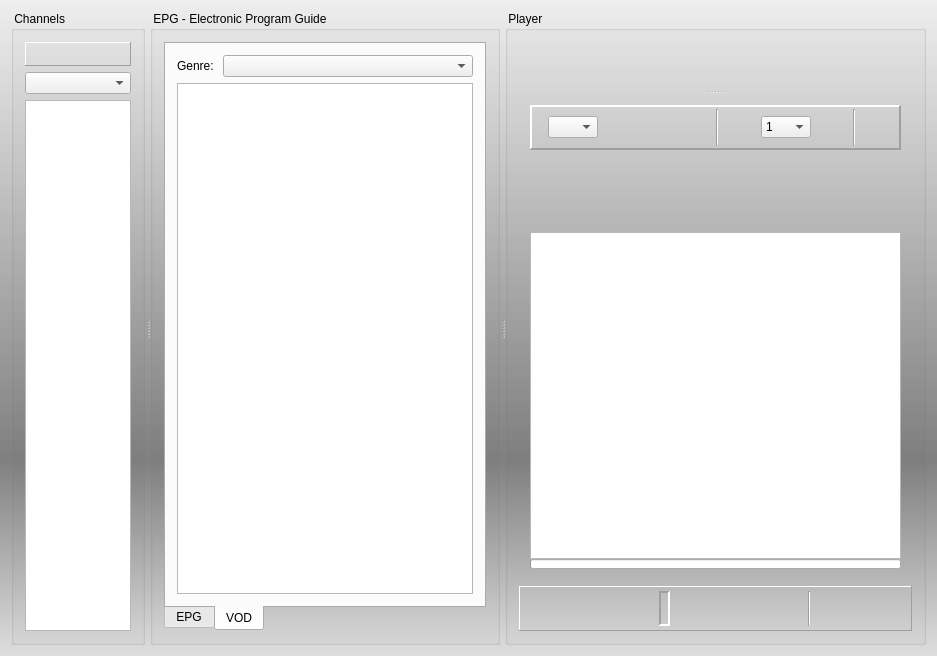
First picture: the form in vlc-record/forms/recorder_inc.ui, repository code-google-com/vlc-record, before the edit.
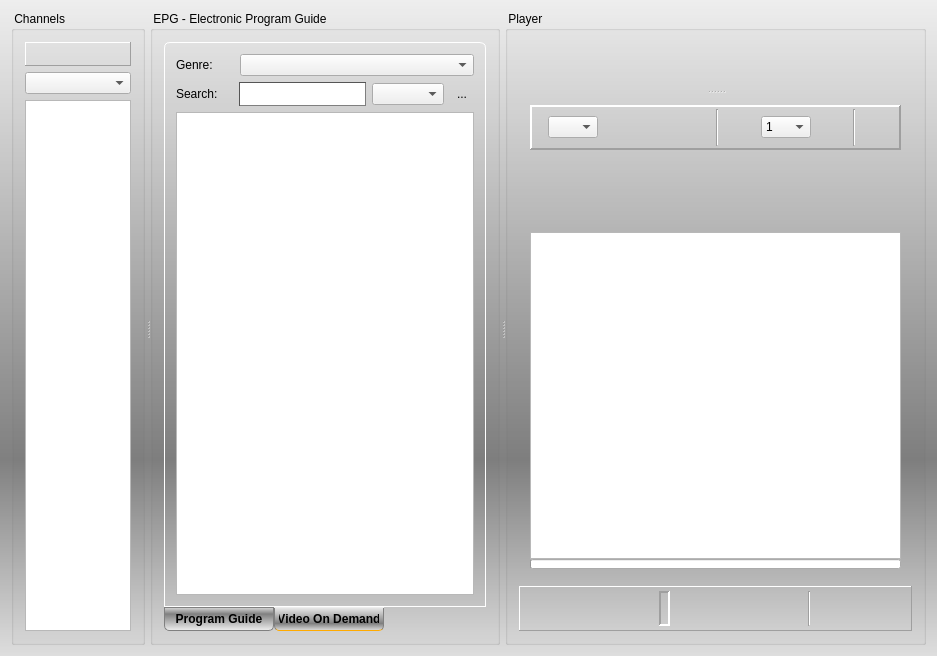
Second picture: the form after the edit. The open tabs and pages were chosen to show the change. Icons and pictures are not drawn. Custom widgets are drawn as their Qt base class.

Commit message: - small style changes - be sure to stop downloader - add search in vodbrowser - add no-file-cache in old module

Diff of the .ui file:
```diff
--- a/vlc-record/forms/recorder_inc.ui
+++ b/vlc-record/forms/recorder_inc.ui
@@ -173,7 +173,36 @@
         <item>
          <widget class="QTabWidget" name="tabEpgVod">
           <property name="styleSheet">
-           <string notr="true"/>
+           <string notr="true">QWidget#tabEpgVod {
+  background-color: transparent;
+}
+
+QTabWidget::pane {
+  border: 1px solid white;
+  border-top-left-radius: 6px;
+  border-top-right-radius: 6px;
+}
+
+QTabBar::tab {
+  background-color: qlineargradient(spread:pad, x1:1, y1:1, x2:1, y2:0, stop:0 #eee, stop:0.7 grey, stop:1 #dedede);
+  border: 1px solid gray;
+  border-bottom-left-radius: 5px;
+  border-bottom-right-radius: 5px;
+  min-width: 100px;
+  padding: 4px;
+  font: bold;
+}
+
+QTabBar::tab:selected {
+  background-color: qlineargradient(spread:pad, x1:0, y1:0, x2:0, y2:1, stop:0 #eee, stop:0.7 grey, stop:1 #dedede);
+  border-top-color: #eee;
+  border-bottom-color: #fa0;
+}
+
+QTabBar::tab:hover {
+  border-top-color: #eee;
+}
+</string>
           </property>
           <property name="tabPosition">
            <enum>QTabWidget::South</enum>
@@ -186,7 +215,7 @@
             <string notr="true"/>
            </property>
            <attribute name="title">
-            <string>EPG</string>
+            <string>Program Guide</string>
            </attribute>
            <layout class="QVBoxLayout" name="verticalLayout_6">
             <property name="spacing">
@@ -546,11 +575,11 @@
             <string notr="true"/>
            </property>
            <attribute name="title">
-            <string>VOD</string>
+            <string>Video On Demand</string>
            </attribute>
            <layout class="QVBoxLayout" name="verticalLayout_7">
             <item>
-             <layout class="QHBoxLayout" name="hLayoutGenre" stretch="1,9">
+             <layout class="QHBoxLayout" name="horizontalLayout_7" stretch="2,8">
               <item>
                <widget class="QLabel" name="labGenre">
                 <property name="text">
@@ -563,6 +592,70 @@
               </item>
              </layout>
             </item>
+            <item>
+             <layout class="QHBoxLayout" name="horizontalLayout_6" stretch="20,45,25,10">
+              <item>
+               <widget class="QLabel" name="labVodSearch">
+                <property name="styleSheet">
+                 <string notr="true">QLabel#labSearch {
+font-weight: bold;
+color: white;
+}</string>
+                </property>
+                <property name="text">
+                 <string>Search: </string>
+                </property>
+               </widget>
+              </item>
+              <item>
+               <widget class="QLineEdit" name="lineVodSearch">
+                <property name="minimumSize">
+                 <size>
+                  <width>100</width>
+                  <height>24</height>
+                 </size>
+                </property>
+                <property name="styleSheet">
+                 <string notr="true">QLineEdit#lineVodSearch {
+  color: #800;   
+  font: bold;
+   background-image: url(:/app/search);
+   background-repeat: no-repeat;
+   background-position: LEFT;
+   border: 1px inset;
+   border-color: #555;
+ }</string>
+                </property>
+               </widget>
+              </item>
+              <item>
+               <widget class="QComboBox" name="cbxSearchArea"/>
+              </item>
+              <item>
+               <widget class="QToolButton" name="btnVodSearch">
+                <property name="text">
+                 <string>...</string>
+                </property>
+                <property name="icon">
+                 <iconset resource="../vlc-record.qrc">
+                  <normaloff>:/app/find</normaloff>:/app/find</iconset>
+                </property>
+                <property name="iconSize">
+                 <size>
+                  <width>24</width>
+                  <height>24</height>
+                 </size>
+                </property>
+                <property name="shortcut">
+                 <string>Ctrl+F</string>
+                </property>
+                <property name="autoRaise">
+                 <bool>true</bool>
+                </property>
+               </widget>
+              </item>
+             </layout>
+            </item>
             <item>
              <widget class="CVodBrowser" name="vodBrowser">
               <property name="openLinks">
```
The commit also changes 11 other files.
